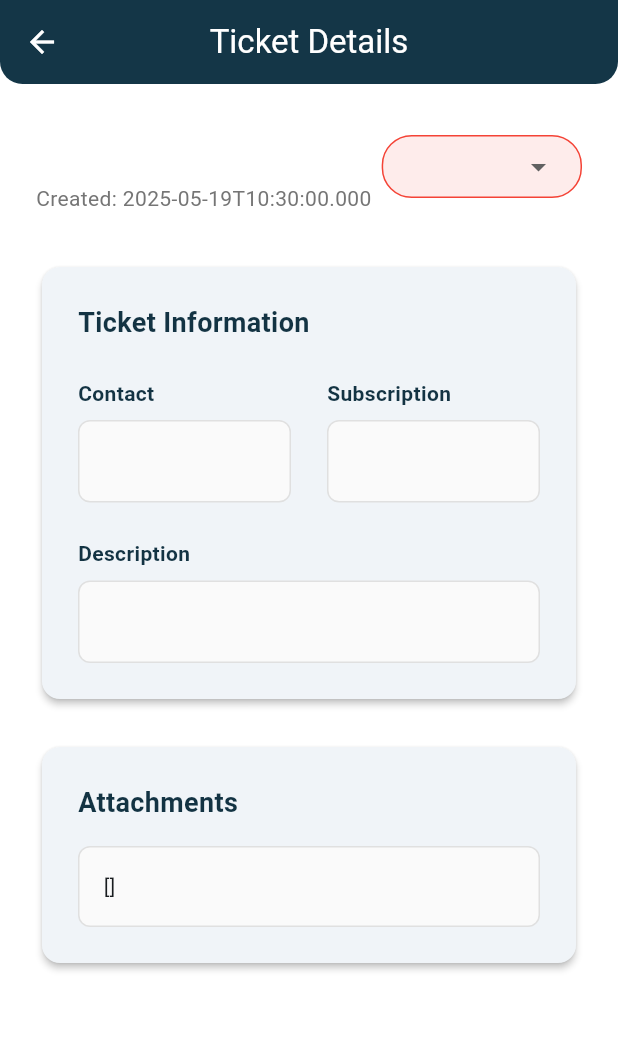
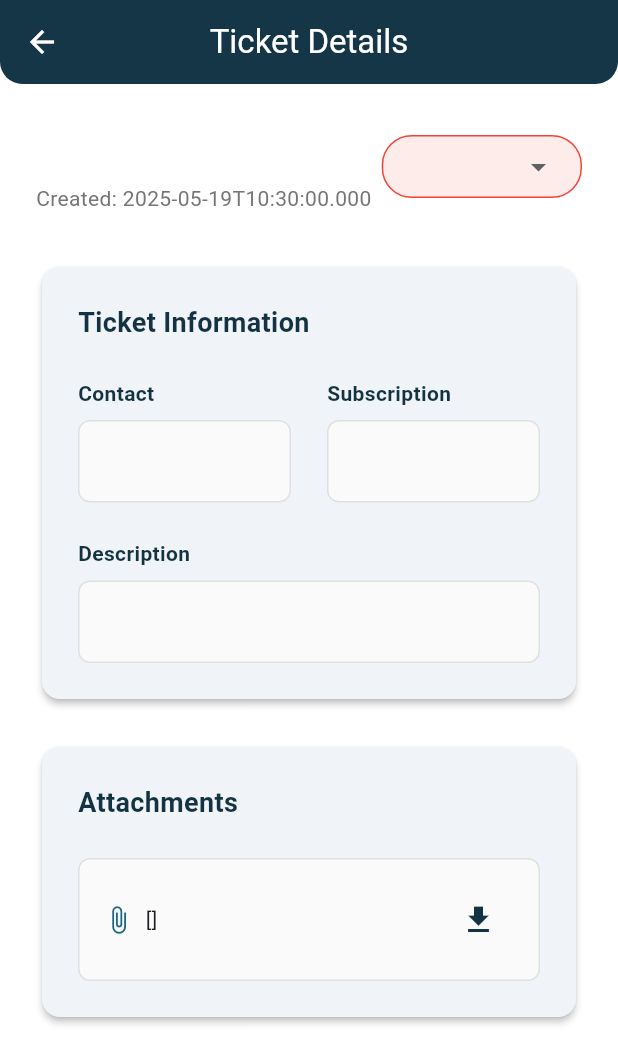
Before and after one commit to naparamon5-spec/Starlink-App, a Flutter app: the TicketDetailsScreen screen opened directly with empty values, on a phone screen of 412 x 824 dp. Shown: the top 1064 px of the screen. Run offline on Flutter 3.47's test engine with Material 3 defaults, Android fonts, the phone set to English and light mode, and no system bars; our stand-ins replace file_picker, flutter_svg, shared_preferences; accounts and stored records are empty.

Commit message:
update: ticket dart

```diff
--- a/lib/pages/ticket/ticket.dart
+++ b/lib/pages/ticket/ticket.dart
@@ -815,8 +815,6 @@ class _TicketDetailsScreenState extends State<TicketDetailsScreen> {
               ),
               const SizedBox(height: 24),
               // Attachments Section
-              if (_ticket['attachments'] != null &&
-                  _ticket['attachments'] != 'No attachments')
               Card(
                 elevation: 2,
                 shape: RoundedRectangleBorder(
@@ -835,7 +833,9 @@ class _TicketDetailsScreenState extends State<TicketDetailsScreen> {
                           color: Color(0xFF133343),
                         ),
                       ),
-                        const SizedBox(height: 16),
+                      const SizedBox(height: 24),
+                      if (_ticket['attachments'] != null &&
+                          _ticket['attachments'].toString().isNotEmpty) ...[
                         Container(
                           width: double.infinity,
                           padding: const EdgeInsets.all(16),
@@ -844,12 +844,55 @@ class _TicketDetailsScreenState extends State<TicketDetailsScreen> {
                             borderRadius: BorderRadius.circular(8),
                             border: Border.all(color: Colors.grey[300]!),
                           ),
+                          child: Row(
+                            children: [
+                              Icon(
+                                Icons.attach_file,
+                                color: Theme.of(context).primaryColor,
+                                size: 20,
+                              ),
+                              const SizedBox(width: 8),
+                              Expanded(
                                 child: Text(
-                            _ticket['attachments']?.toString() ??
-                                'No attachments',
+                                  _ticket['attachments'].toString(),
                                   style: const TextStyle(fontSize: 14),
                                 ),
                               ),
+                              IconButton(
+                                icon: const Icon(
+                                  Icons.download,
+                                  color: Color(0xFF133343),
+                                ),
+                                onPressed: () {
+                                  ScaffoldMessenger.of(context).showSnackBar(
+                                    const SnackBar(
+                                      content: Text(
+                                        'Download functionality coming soon',
+                                      ),
+                                      duration: Duration(seconds: 2),
+                                    ),
+                                  );
+                                },
+                                tooltip: 'Download file',
+                              ),
+                            ],
+                          ),
+                        ),
+                      ] else ...[
+                        Container(
+                          width: double.infinity,
+                          padding: const EdgeInsets.all(16),
+                          decoration: BoxDecoration(
+                            color: Colors.grey[50],
+                            borderRadius: BorderRadius.circular(8),
+                            border: Border.all(color: Colors.grey[300]!),
+                          ),
+                          child: const Text(
+                            'No attachments',
+                            style: TextStyle(fontSize: 14),
+                          ),
+                        ),
+                      ],
                     ],
                   ),
                 ),
```
Lines whose indentation alone changed are shown as unchanged.
